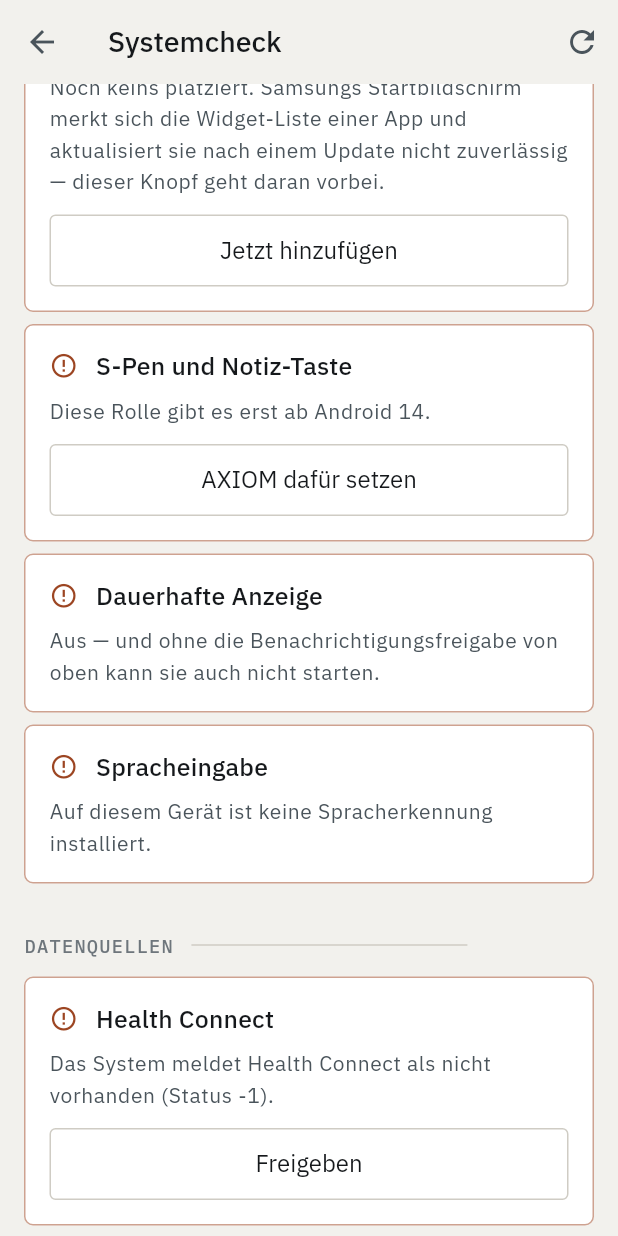
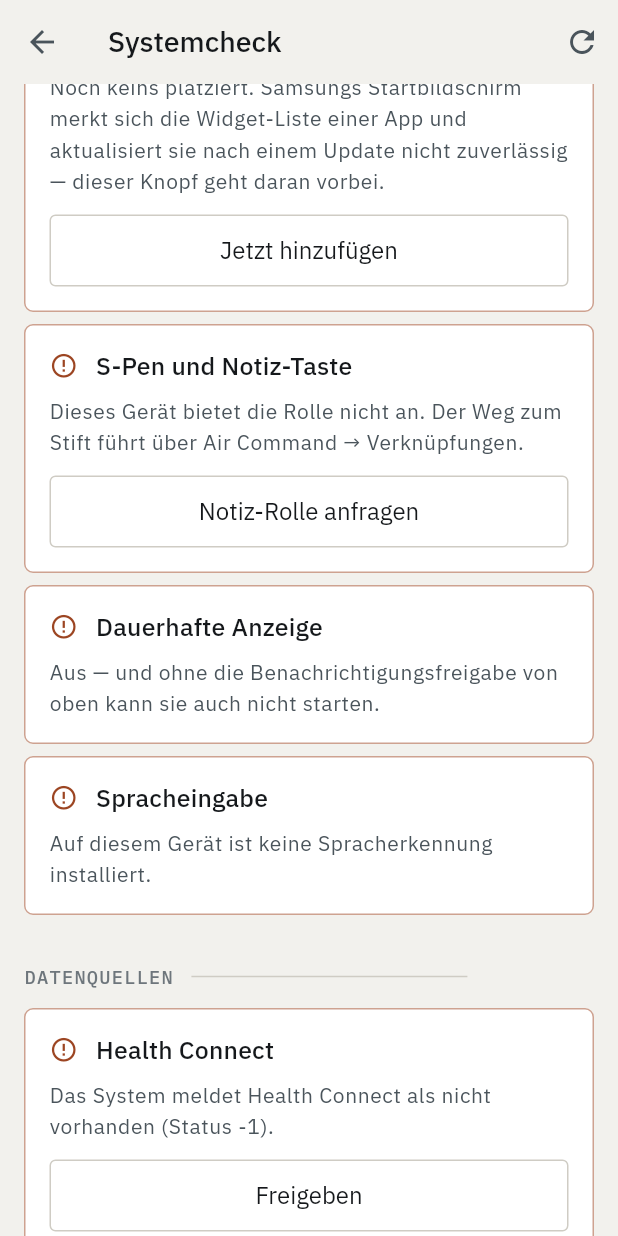
Before and after one commit to atomfritte/axiom, a Flutter app: the CheckScreen screen opened directly, scrolled down 1152 dp, on a phone screen of 412 x 824 dp. Run offline on Flutter 3.47's test engine with Material 3 defaults, Android fonts, the phone set to English and light mode, and no system bars; our stand-ins replace basic_utils, flutter_riverpod, yaml; missing offline and left inert: sqlite3.

Commit message:
Dauerhafte Anzeige und S-Pen: den Grund nennen statt zurueckspringen
Der Schalter fuer die dauerhafte Anzeige las nach dem Start den
gespeicherten Wunsch aus, nicht den tatsaechlichen Zustand. Der Wunsch
steht schon vor `startForegroundService` in den Prefs — sprang der
Schalter trotzdem zurueck, war das die einzige Aussage, die man bekam.

Jetzt meldet die Kotlin-Seite ok plus Grund und prueft, ob die
Benachrichtigung wirklich haengt (`activeNotifications`). Der haeufigste
Fall — der Kanal einzeln abgeschaltet — wird vorher abgefangen und
benannt. Die Dart-Seite wartet bis zu zwei Sekunden auf den Dienst,
statt sofort "nein" zu melden.

S-Pen: Die Anleitung war fuer dieses Geraet falsch. Der S Pen des
S25 Ultra hat kein Bluetooth Low Energy, damit gibt es keine Air
Actions — die Einstellung, in die AXIOM geschickt hat, existiert dort
nicht. Und `ROLE_NOTES` gibt One UI nicht frei, weshalb das Oeffnen der
Standard-Apps in ein Menue ohne passenden Eintrag fuehrte.

Beides ersetzt durch den Weg, der auf dem Geraet funktioniert:
Air Command -> Verknuepfungen. Der Intent-Filter bleibt liegen, falls
Samsung die Rolle nachreicht, wird aber nicht mehr als gangbarer Weg
angekuendigt.

```diff
--- a/packages/axiom_app/lib/i18n/en.dart
+++ b/packages/axiom_app/lib/i18n/en.dart
@@ -762,10 +762,6 @@ const Map<String, String> kEnglish = {
           'count towards it.',
   'Zustand': 'State',
   'Zustand,\nRegel,\neine Handlung.': 'State,\nrule,\none action.',
-  'Zusätzlich in Samsung: Einstellungen → Erweiterte Funktionen → S Pen → Air Actions → Stiftknopf → AXIOM. Screen-off-Memos landen weiterhin in Samsung Notes — dafür gibt es keine offene Schnittstelle.':
-      'Also in Samsung: Settings → Advanced features → S Pen → Air actions → '
-          'Pen button → AXIOM. Screen-off memos still land in Samsung Notes — '
-          'there is no open interface for those.',
   'Zwei Zeiten, eine Einschätzung.': 'Two times, one reading.',
   'Zwischen Einfall und Notiz liegen wenige Sekunden. Was in dieser Zeit nicht festgehalten ist, ist weg. Deshalb gibt es mehrere Wege — such dir den, der bei dir wirklich funktioniert.':
       'Between the thought and the note there are a few seconds. What is not '
@@ -892,18 +888,10 @@ const Map<String, String> kEnglish = {
           'screen → Widgets → AXIOM.',
   'S-Pen und Notiz-Taste': 'S Pen and note button',
   'AXIOM ist die Notiz-App des Systems.': 'AXIOM is the system’s note app.',
-  'AXIOM dafür setzen': 'Make AXIOM the one',
-  'AXIOM als Notiz-App setzen': 'Set AXIOM as the note app',
-  'Diese Rolle gibt es erst ab Android 14.':
-      'That role only exists from Android 14 on.',
   'Der Stift-Doppeltipp fragt nicht nach dem Intent-Filter, sondern nach der Rolle „Notiz-App". Solange die woanders liegt, erscheint AXIOM dort nicht.':
       'The pen double-tap does not look for the intent filter, it looks for '
           'the “note app” role. While that sits elsewhere, AXIOM does not '
           'appear there.',
-  'Der Stift-Doppeltipp fragt nicht nach dem Intent-Filter, sondern nach der Rolle „Notiz-App". Solange die woanders liegt, erscheint AXIOM dort nicht — eine einmalige Einstellung, kein Fehler.':
-      'The pen double-tap does not look for the intent filter, it looks for '
-          'the “note app” role. While that sits elsewhere, AXIOM does not '
-          'appear there — a one-time setting, not a fault.',
   'Läuft im Benachrichtigungsbereich.': 'Running in the notification shade.',
   'Aus. Einschalten unter Erfassen — sie braucht die Benachrichtigungsfreigabe von oben.':
       'Off. Switch it on under Capture — it needs the notification permission '
@@ -971,9 +959,6 @@ const Map<String, String> kEnglish = {
       'The system did not accept the request.',
   'Die dauerhafte Anzeige gibt es nur auf Android.':
       'The ongoing display only exists on Android.',
-  'Die Anzeige ließ sich nicht starten. Meistens fehlt die Benachrichtigungsfreigabe — der Systemcheck sagt, ob das hier der Grund ist.':
-      'The display could not start. Usually the notification permission is '
-          'missing — the system check says whether that is the reason here.',
   'Erst die Benachrichtigungen freigeben — ohne sie hätte die Anzeige nichts, worin sie erscheinen kann.':
       'Grant notifications first — without them the display has nothing to '
           'appear in.',
@@ -1276,4 +1261,18 @@ const Map<String, String> kEnglish = {
   'Oktober': 'October',
   'November': 'November',
   'Dezember': 'December',
+  'Der Weg, der auf aktuellen Galaxy-Geräten funktioniert: Stift herausziehen, im Air-Command-Menü auf AXIOM tippen. Einrichten unter Einstellungen → Erweiterte Funktionen → S Pen → Air Command → Verknüpfungen → AXIOM.':
+      'The route that works on current Galaxy devices: pull out the pen, tap AXIOM in the Air command menu. Set it up under Settings → Advanced features → S Pen → Air command → Shortcuts → AXIOM.',
+  'Air Actions — der Stiftknopf als Fernbedienung — gibt es auf dem Galaxy S25 Ultra nicht mehr: Dessen Stift hat kein Bluetooth. Die Rolle „Notiz-App" für den Doppeltipp schaltet Samsung in One UI ebenfalls nicht frei. Screen-off-Memos landen weiterhin in Samsung Notes, dafür gibt es keine offene Schnittstelle.':
+      'Air actions — the pen button as a remote — are gone on the Galaxy S25 Ultra: that pen has no Bluetooth. Samsung does not expose the „note app" role for the double tap in One UI either. Screen-off memos still land in Samsung Notes; there is no open interface for them.',
+  'Notiz-Rolle anfragen':
+      'Request the note role',
+  'Dieses Gerät bietet die Rolle nicht an. Der Weg zum Stift führt über Air Command → Verknüpfungen.':
+      'This device does not offer the role. The route to the pen runs through Air command → Shortcuts.',
+  'Stiftknopf als Fernbedienung':
+      'Pen button as a remote',
+  'Der S Pen des Galaxy S25 Ultra hat kein Bluetooth Low Energy. Damit entfallen Air Actions, Kopplung und Laden — nicht nur für AXIOM, sondern für alle Apps. Was bleibt, ist das Air-Command-Menü: Stift herausziehen, AXIOM antippen. Als Verknüpfung eingetragen sind das zwei Handgriffe.':
+      'The Galaxy S25 Ultra S Pen has no Bluetooth Low Energy. That removes air actions, pairing and charging — for every app, not just AXIOM. What remains is the Air command menu: pull out the pen, tap AXIOM. Entered as a shortcut, that is two moves.',
+  'Der Dienst wurde gestartet, aber es hängt keine Benachrichtigung. Meistens ist der Kanal „Dauerhafte Anzeige" in den Benachrichtigungseinstellungen abgeschaltet, oder die Akkuoptimierung beendet den Dienst sofort wieder.':
+      'The service started, but no notification is showing. Usually the „Persistent display" channel is switched off in the notification settings, or battery optimisation stops the service right away.',
 };
--- a/packages/axiom_app/lib/platform/android_bridge.dart
+++ b/packages/axiom_app/lib/platform/android_bridge.dart
@@ -172,10 +172,10 @@ abstract final class AndroidBridge {
   /// direkt entgegen — ohne Entsperren, ohne App-Start. Lockscreen-Widgets
   /// gibt es auf Android seit 5.0 nicht mehr; das hier ist der verbliebene
   /// Weg zu ständiger Sichtbarkeit [D9].
-  static Future<bool> startPresence({
+  static Future<PlatformOutcome> startPresence({
     required String headline,
     required String detail,
-  }) => _invoke('presenceStart', {'headline': headline, 'detail': detail});
+  }) => _outcome('presenceStart', {'headline': headline, 'detail': detail});
 
   static Future<bool> updatePresence({
     required String headline,
@@ -184,7 +184,14 @@ abstract final class AndroidBridge {
 
   static Future<bool> stopPresence() => _invoke('presenceStop');
 
+  /// Was gewollt ist — der gespeicherte Schalter.
   static Future<bool> presenceEnabled() => _invoke('presenceEnabled');
+
+  /// Was tatsächlich hängt — die Benachrichtigung selbst.
+  ///
+  /// Die beiden auseinanderzuhalten ist der Unterschied zwischen „der
+  /// Schalter springt zurück" und einem Satz, der sagt, warum.
+  static Future<bool> presenceActive() => _invoke('presenceActive');
 
   // ── Laufender Slot (Live Update) ──────────────────────────────────────
 
--- a/packages/axiom_app/lib/screens/check_screen.dart
+++ b/packages/axiom_app/lib/screens/check_screen.dart
@@ -205,8 +205,8 @@ class _CheckScreenState extends ConsumerState<CheckScreen>
                       ? context.t('AXIOM ist die Notiz-App des Systems.')
                       : _flag('notesRoleAvailable')
                           ? context.t('Der Stift-Doppeltipp fragt nicht nach dem Intent-Filter, sondern nach der Rolle „Notiz-App". Solange die woanders liegt, erscheint AXIOM dort nicht.')
-                          : context.t('Diese Rolle gibt es erst ab Android 14.'),
-                  action: context.t('AXIOM dafür setzen'),
+                          : context.t('Dieses Gerät bietet die Rolle nicht an. Der Weg zum Stift führt über Air Command → Verknüpfungen.'),
+                  action: context.t('Notiz-Rolle anfragen'),
                   onAction: () async {
                     final outcome = await AndroidBridge.requestNotesRole();
                     if (!context.mounted) return;
@@ -287,6 +287,11 @@ class _CheckScreenState extends ConsumerState<CheckScreen>
                       _Limitation(
                         title: context.t('Screen-off-Memo mit dem Stift'),
                         body: context.t('Landet in Samsung Notes. Dafür gibt es keine öffentliche Schnittstelle, jeder Weg dorthin wäre Reverse Engineering und würde das nächste Systemupdate nicht überleben.'),
+                      ),
+                      Divider(color: p.rule, height: Space.xl),
+                      _Limitation(
+                        title: context.t('Stiftknopf als Fernbedienung'),
+                        body: context.t('Der S Pen des Galaxy S25 Ultra hat kein Bluetooth Low Energy. Damit entfallen Air Actions, Kopplung und Laden — nicht nur für AXIOM, sondern für alle Apps. Was bleibt, ist das Air-Command-Menü: Stift herausziehen, AXIOM antippen. Als Verknüpfung eingetragen sind das zwei Handgriffe.'),
                       ),
                     ],
                   ),
```
Also changed, not shown: packages/axiom_app/lib/screens/channels_screen.dart (+41 -20 lines), 8 other files.
